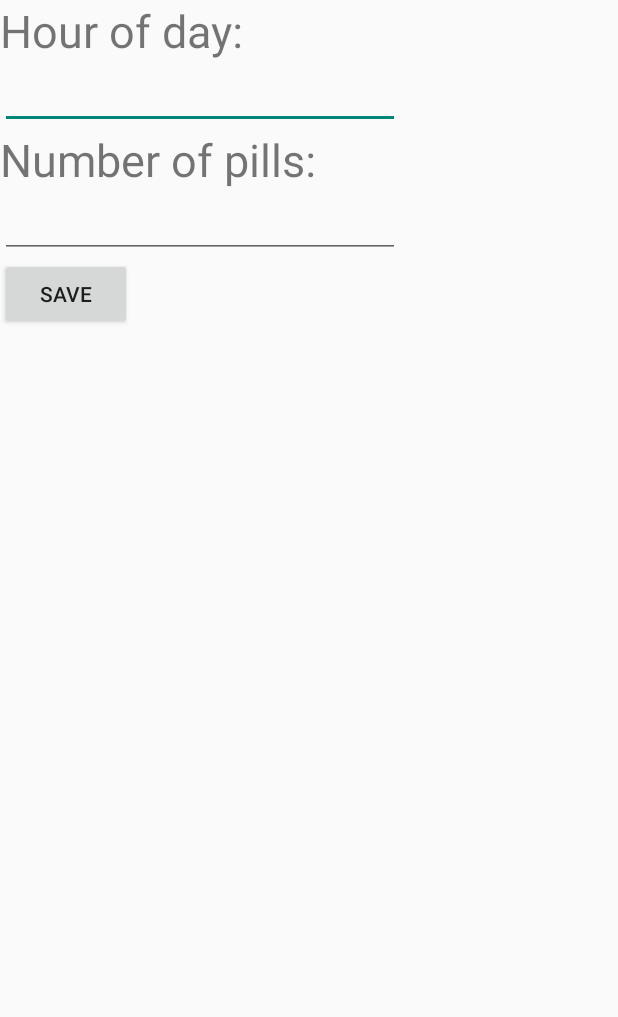
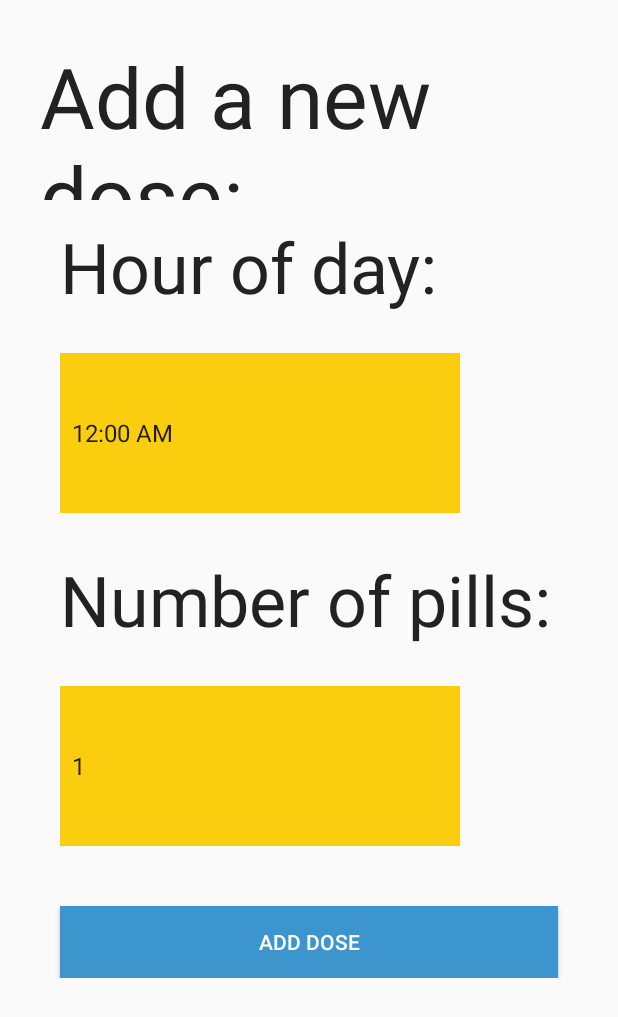
Before and after one commit to erlswtshrt/group_38, an Android app: the AddAMedicationActivity screen opened directly, with no data from a screen before it, after a tap on "ADD DOSE", on a phone screen of 412 x 824 dp. Shown: the top 1017 px of the screen. Run offline under Robolectric (Android 15) with nearby library versions, the phone set to English and light mode, and no system bars.

Commit message:
Dosage functional

```diff
--- a/ElderlyPortal/app/src/main/java/group38/elderlyportal/AddADoseActivity.java
+++ b/ElderlyPortal/app/src/main/java/group38/elderlyportal/AddADoseActivity.java
@@ -5,30 +5,50 @@ import android.app.ListActivity;
 import android.content.Intent;
 import android.os.Bundle;
 import android.view.View;
+import android.widget.AdapterView;
+import android.widget.ArrayAdapter;
 import android.widget.EditText;
+import android.widget.Spinner;
+import android.view.Menu;
+import android.view.MenuItem;
+import android.content.Intent;
 
 import java.util.ArrayList;
 import java.util.GregorianCalendar;
+import android.widget.AdapterView.OnItemSelectedListener;
 
 
 /**
  * Created by JohnEarle on 3/21/15.
  */
-public class AddADoseActivity extends Activity {
+public class AddADoseActivity extends Activity implements AdapterView.OnItemSelectedListener {
+
+    private int time = 0;
+
+    private int numOfPills = 0;
 
     @Override
     protected void onCreate(Bundle savedInstanceState) {
         super.onCreate(savedInstanceState);
         setContentView(R.layout.activity_add_a_dose);
+
+        Spinner timeSpinner = (Spinner) findViewById(R.id.timeSpinner);
+        Spinner numOfPillsSpinner = (Spinner) findViewById(R.id.numOfPillsSpinner);
+
+        ArrayAdapter<CharSequence> timeAdapter = ArrayAdapter.createFromResource(
+                this, R.array.time_array,android.R.layout.simple_spinner_item);
+        timeAdapter.setDropDownViewResource(android.R.layout.simple_spinner_dropdown_item);
+        timeSpinner.setAdapter(timeAdapter);
+        timeSpinner.setOnItemSelectedListener(this);
+
+        ArrayAdapter<CharSequence> numOfPillsAdapter = ArrayAdapter.createFromResource(
+                this, R.array.numOfPills_array,android.R.layout.simple_spinner_item);
+        numOfPillsAdapter.setDropDownViewResource(android.R.layout.simple_spinner_dropdown_item);
+        numOfPillsSpinner.setAdapter(numOfPillsAdapter);
+        numOfPillsSpinner.setOnItemSelectedListener(this);
     }
 
     public void onSaveButtonClick(View view) {
-        EditText time_field = (EditText) findViewById(R.id.time);
-        EditText num_of_pills_field = (EditText) findViewById(R.id.numOfPills);
-
-        String time = time_field.getText().toString();
-        String numOfPills = num_of_pills_field.getText().toString();
-
 
         Intent resultIntent = new Intent();
 
@@ -39,4 +59,16 @@ public class AddADoseActivity extends Activity {
 
         finish();
     }
+
+    public void onItemSelected(AdapterView<?> parent, View view,
+                               int pos, long id) {
+
+        int spinnerId = parent.getId();
+        if(spinnerId == 2131296319) { time = pos; }
+        else { numOfPills = pos; }
+    }
+
+    public void onNothingSelected(AdapterView<?> parent) {
+        // Another interface callback
+    }
 }
--- a/ElderlyPortal/app/src/main/java/group38/elderlyportal/AddAMedicationActivity.java
+++ b/ElderlyPortal/app/src/main/java/group38/elderlyportal/AddAMedicationActivity.java
@@ -6,6 +6,9 @@ import android.content.Intent;
 import android.os.Bundle;
 import android.view.View;
 import android.widget.EditText;
+import android.widget.LinearLayout;
+import android.widget.ListView;
+import android.widget.RelativeLayout;
 
 import java.util.ArrayList;
 import java.util.GregorianCalendar;
@@ -14,11 +17,13 @@ import java.util.GregorianCalendar;
 /**
  * Created by JohnEarle on 3/21/15.
  */
-public class AddAMedicationActivity extends ListActivity {
+public class AddAMedicationActivity extends Activity {
 
     private AddAMedicationView view;
 
     private ArrayList<Dose> doses ;
+
+    public static final int AddADoseActivity_ID = 5;
 
     @Override
     protected void onCreate(Bundle savedInstanceState) {
@@ -32,35 +37,36 @@ public class AddAMedicationActivity extends ListActivity {
         // initiate the listadapter to be used for managing the list of medicines
         DoseListArrayAdapter adapter = new DoseListArrayAdapter(this, doses);
 
-        // assign the list adapter to this class
-        setListAdapter(adapter);
+        LinearLayout ll = (LinearLayout) findViewById(R.id.lin);
+        for(int i=0;i<adapter.getCount();i++) {
+            View v = adapter.getView(i, null, null);
+            ll.addView(v);
+        }
 
     }
 
     public void onAddADoseButtonClick(View view) {
         Intent intent = new Intent(this, AddADoseActivity.class);
-        startActivityForResult(intent, 9);
+        startActivityForResult(intent, AddADoseActivity_ID);
     }
 
     protected void onActivityResult(int requestCode, int resultCode, Intent data) {
 
-        System.out.println("gets here");
+        if (requestCode == AddADoseActivity_ID) {
+            if(resultCode == RESULT_OK){
+                int time=data.getIntExtra("time", 0);
+                int numOfPills=data.getIntExtra("numOfPills", 0);
 
-        if (requestCode == 9) {
-            if(resultCode == RESULT_OK){
-                String time=data.getStringExtra("time");
-                String numOfPills=data.getStringExtra("numOfPills");
-
-                doses.add(new Dose(2, 2));
-
-                System.out.println("gets here 2");
+                doses.add(new Dose(time, numOfPills));
 
                 // initiate the listadapter to be used for managing the list of medicines
                 DoseListArrayAdapter adapter = new DoseListArrayAdapter(this, doses);
 
-                // assign the list adapter to this class
-                setListAdapter(adapter);
-
+                LinearLayout ll = (LinearLayout) findViewById(R.id.lin);
+                for(int i=0;i<adapter.getCount();i++) {
+                    View v = adapter.getView(i, null, null);
+                    ll.addView(v);
+                }
             }
             if (resultCode == RESULT_CANCELED) {
                 //NO RESULT
--- a/ElderlyPortal/app/src/main/res/layout/activity_add_a_dose.xml
+++ b/ElderlyPortal/app/src/main/res/layout/activity_add_a_dose.xml
@@ -7,42 +7,54 @@
     <LinearLayout
         android:orientation="vertical"
         android:layout_width="match_parent"
-        android:layout_height="match_parent">
+        android:layout_height="match_parent"
+        android:padding="40px">
+
+        <TextView android:layout_width="wrap_content"
+            android:layout_height="160px"
+            android:text="Add a new dose:"
+            android:textSize="84px"
+            android:textColor="#ff222222"
+            />
 
         <TextView android:layout_width="wrap_content"
             android:layout_height="wrap_content"
             android:text="@string/doseTime"
-            android:textSize="30sp"
-            />
+            android:textSize="70px"
+            android:textColor="#ff222222"
+            android:layout_margin="20px" />
 
-        <EditText android:id="@+id/time"
+        <Spinner
             android:layout_width="400px"
-            android:layout_height="wrap_content"
-            android:layout_weight="1"
-            android:inputType="text"
-            android:gravity="top"
-            />
+            android:layout_height="160px"
+            android:id="@+id/timeSpinner"
+            android:layout_margin="20px"
+            android:background="#FACE0E" />
 
         <TextView android:layout_width="wrap_content"
             android:layout_height="wrap_content"
             android:text="@string/numOfPills"
-            android:textSize="30sp"
-            />
+            android:textSize="70px"
+            android:textColor="#ff222222"
+            android:layout_margin="20px" />
 
-        <EditText android:id="@+id/numOfPills"
+        <Spinner
             android:layout_width="400px"
-            android:layout_height="wrap_content"
-            android:layout_weight="1"
-            android:scrollbars="vertical"
-            android:inputType="text"
-            />
+            android:layout_height="160px"
+            android:id="@+id/numOfPillsSpinner"
+            android:layout_margin="20px"
+            android:background="#FACE0E" />
 
         <Button android:id="@+id/save"
-            android:text="@string/save"
-            android:layout_width="wrap_content"
+            android:text="@string/addADose"
+            android:layout_width="fill_parent"
             android:layout_height="wrap_content"
             android:onClick="onSaveButtonClick"
-            />
+            android:background="#3D95CE"
+            android:textColor="#FFFFFF"
+            android:layout_marginLeft="20px"
+            android:layout_marginTop="40px"
+            android:layout_marginRight="20px" />
 
     </LinearLayout>
 </ScrollView>
--- a/ElderlyPortal/app/src/main/res/values/strings.xml
+++ b/ElderlyPortal/app/src/main/res/values/strings.xml
@@ -26,6 +26,43 @@
     <string name="doseTime">Hour of day:</string>
     <string name="numOfPills">Number of pills:</string>
     <string name="addADose">Add Dose</string>
+    <string-array name="time_array">
+        <item>12:00 AM</item>
+        <item>1:00 AM</item>
+        <item>2:00 AM</item>
+        <item>3:00 AM</item>
+        <item>4:00 AM</item>
+        <item>5:00 AM</item>
+        <item>6:00 AM</item>
+        <item>7:00 AM</item>
+        <item>8:00 AM</item>
+        <item>9:00 AM</item>
+        <item>10:00 AM</item>
+        <item>11:00 AM</item>
+        <item>12:00 PM</item>
+        <item>1:00 PM</item>
+        <item>2:00 PM</item>
+        <item>3:00 PM</item>
+        <item>4:00 PM</item>
+        <item>5:00 PM</item>
+        <item>6:00 PM</item>
+        <item>7:00 PM</item>
+        <item>8:00 PM</item>
+        <item>9:00 PM</item>
+        <item>10:00 PM</item>
+        <item>11:00 PM</item>
+        <item>12:00 PM</item>
+    </string-array>
+    <string-array name="numOfPills_array">
+        <item>1</item>
+        <item>2</item>
+        <item>3</item>
+        <item>4</item>
+        <item>5</item>
+        <item>6</item>
+        <item>7</item>
+        <item>8</item>
+    </string-array>
 
 
 </resources>
```
Also changed, not shown: ElderlyPortal/app/src/main/java/group38/elderlyportal/DoseListArrayAdapter.java (+13 -1 lines), ElderlyPortal/app/src/main/res/layout/activity_add_a_medication.xml (+18 -10 lines), ElderlyPortal/app/src/main/res/layout/activity_main.xml (+11 -0 lines), ElderlyPortal/app/src/main/res/layout/dose_list_row.xml (+12 -24 lines).
